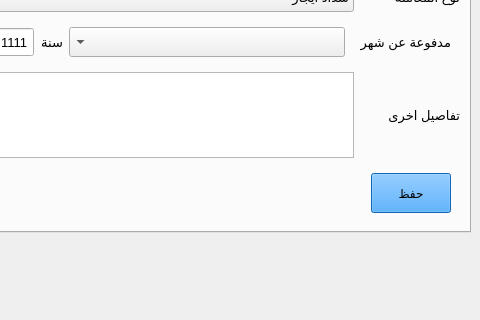
This is mainwindow.ui in khaledfathi/estates as Qt 5 draws it before an edit; both pictures show x 270 to 750 and y 380 to 700 of the 750 by 700 pixel window. The edited form follows.
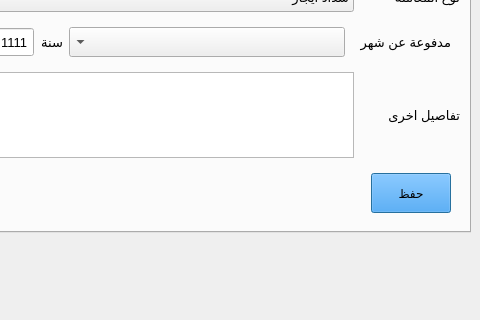
This is the edited form. Icons and pictures are not drawn.

Diff of the .ui file:
```diff
--- a/mainwindow.ui
+++ b/mainwindow.ui
@@ -628,6 +628,9 @@
                <property name="text">
                 <string>حفظ</string>
                </property>
+               <property name="default">
+                <bool>true</bool>
+               </property>
               </widget>
              </item>
              <item row="1" column="1">
```
Left out of the diff: 15 changed lines with no effect on the pictures.
